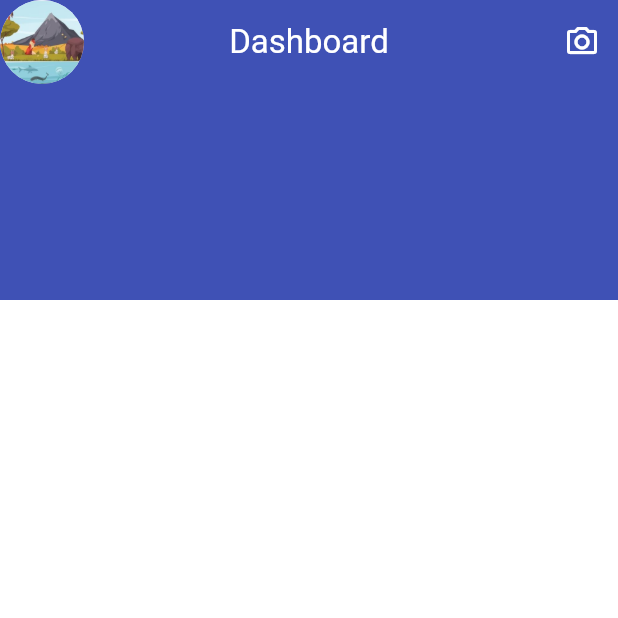
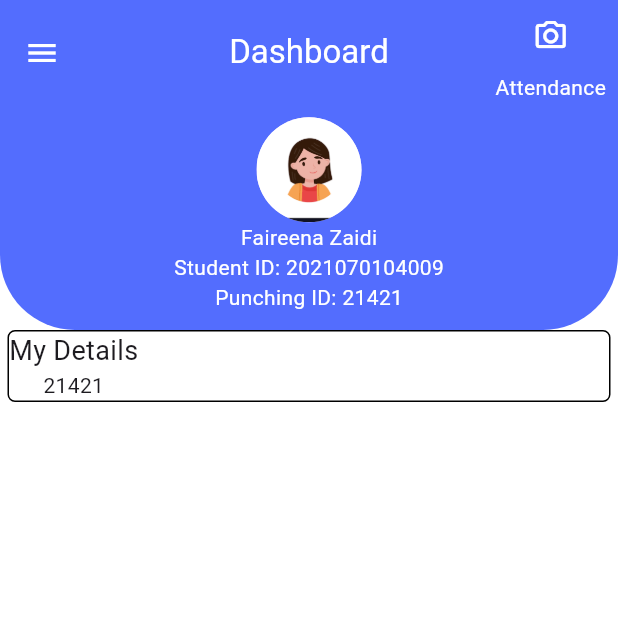
Before and after one commit to faireenazaidi/demo, a Flutter app: the screen it shows after launch, on a phone screen of 412 x 824 dp, the top half of it. Run offline on Flutter 3.47's test engine with Material 3 defaults, Android fonts, the phone set to English and light mode, and no system bars.

Commit message:
work on faheem system

```diff
--- /dev/null
+++ b/lib/homepage.dart
@@ -0,0 +1,239 @@
+import 'package:flutter/cupertino.dart';
+import 'package:flutter/material.dart';
+import 'package:flutter/widgets.dart';
+import 'package:untitled2/splashscreen.dart';
+
+class Homepage extends StatefulWidget {
+  const Homepage({super.key});
+
+  @override
+  State<Homepage> createState() => _HomepageState();
+}
+
+class _HomepageState extends State<Homepage> {
+  final GlobalKey<ScaffoldState> _key = GlobalKey();
+  @override
+  Widget build(BuildContext context) {
+    return Scaffold(
+      key: _key,
+      backgroundColor: Colors.white,
+      appBar: PreferredSize(
+        preferredSize: const Size.fromHeight(70.0),
+        child: AppBar(
+            toolbarHeight: 70,
+            backgroundColor: Colors.indigoAccent,
+            centerTitle: true,
+            actions: [
+              Padding(
+                padding: const EdgeInsets.only(right: 8.0),
+                child: Column(
+                  children: [
+                    IconButton(
+                      onPressed: () {},
+                      icon: const Icon(Icons.camera_alt_outlined,
+                          color: Colors.white),
+                    ),
+                    const Text(
+                      "Attendance",
+                      style: TextStyle(color: Colors.white),
+                    )
+                  ],
+                ),
+              ),
+            ],
+            title: const Text(
+              "Dashboard",
+              style: TextStyle(color: Colors.white),
+            ),
+            leading: InkWell(
+                onTap: () {
+                  _key.currentState!.openDrawer();
+                },
+                child: Icon(
+                  Icons.menu,
+                  color: Colors.white,
+                ))),
+      ),
+      drawer: Drawer(
+        child: Column(
+            // padding: EdgeInsets.zero,
+            crossAxisAlignment: CrossAxisAlignment.stretch,
+            children: <Widget>[
+              Material(
+                color: Colors.indigoAccent,
+                child: Padding(
+                  padding:
+                      const EdgeInsets.only(left: 8.0, top: 30, bottom: 10),
+                  child: Row(
+                    children: [
+                      CircleAvatar(
+                        radius: 45,
+                        backgroundImage: AssetImage('images/girl...png',),
+
+                      ),
+                      Column(
+                        children: [
+                          Padding(
+                            padding: const EdgeInsets.only(left: 18.0),
+                            child: Text(
+                              "Faireena Zaidi",
+                              style: TextStyle(
+                                  fontSize: 20, fontWeight: FontWeight.normal,color: Colors.white),
+                            ),
+                          ),
+                        ],
+                      ),
+                    ],
+                  ),
+                ),
+              ),
+              // const UserAccountsDrawerHeader(
+              //   decoration: BoxDecoration(color: Colors.indigo),
+              //   accountName: Text(
+              //     "Faireena zaidi",
+              //     textAlign: TextAlign.end,
+              //   ),
+              //   accountEmail: Text("faireena@gmail.com"),
+              //   currentAccountPicture: CircleAvatar(
+              //     backgroundColor: Colors.yellow,
+              //     foregroundColor: Colors.black,
+              //     child: Text(
+              //       "F",
+              //       style: TextStyle(fontSize: 40.0),
+              //     ),
+              //   ),
+              // ),
+              ExpansionTile(
+                leading: const Icon(Icons.edit_calendar),
+                title: const Text("Attendance"),
+                children: <Widget>[
+                  ListTile(
+                    leading: const Icon(Icons.edit_calendar),
+                    title: const Text("Subject Wise Attendance"),
+                    onTap: () {
+                      Navigator.pop(context);
+                    },
+                  ),
+                  ListTile(
+                    leading: const Icon(Icons.edit_calendar),
+                    title: const Text("Cumulative Attendance"),
+                    onTap: () {
+                      Navigator.pop(context);
+                    },
+                  ),
+                  ListTile(
+                    leading: const Icon(Icons.edit_calendar),
+                    title: const Text("Daily Attendace"),
+                    onTap: () {
+                      Navigator.pop(context);
+                    },
+                  ),
+                ],
+              ),
+              ListTile(
+                leading: const Icon(Icons.message_sharp),
+                title: const Text("Complaint Form"),
+                onTap: () {
+                  Navigator.of(context).push(
+                    MaterialPageRoute(
+                      builder: (context) => const SplashScreen(),
+                    ),
+                  );
+                },
+              ),
+              ListTile(
+                leading: const Icon(Icons.lock_outline),
+                title: const Text("Change Password"),
+                onTap: () {
+                  Navigator.pop(context);
+                },
+              ),
+              Padding(
+                padding: const EdgeInsets.only(right: 8.0),
+                child: Align(
+                  alignment: Alignment.centerRight,
+                  child: SizedBox(
+                    width: 100,
+                    child: ElevatedButton(
+                        style: ElevatedButton.styleFrom(
+                            backgroundColor: Colors.red,
+                            padding: EdgeInsets.symmetric(
+                                horizontal: 15, vertical: 10),
+                            textStyle: TextStyle(
+                                fontSize: 15, fontWeight: FontWeight.bold)),
+                        onPressed: () {},
+                        child: Text(
+                          "Logout",
+                          style: TextStyle(color: Colors.white),
+                        )),
+                  ),
+                ),
+              )
+            ]),
+      ),
+      body: Column(
+        children: [
+          Stack(
+            children: [
+              Container(
+                height: 150,
+                decoration: BoxDecoration(
+                  borderRadius: BorderRadius.only(bottomLeft:Radius.circular(50.0),bottomRight: Radius.circular(50.0)),
+                  color: Colors.indigoAccent,
+                ),
+                width: MediaQuery.of(context).size.width,
+
+              ),
+              Positioned(
+                bottom: 0.1,
+                right: 0.1,
+                left: 0.1,
+                top: 0.1,
+                child: Padding(
+                  padding: const EdgeInsets.only(top: 8.0),
+                  child: Column(
+                    children: [
+                      CircleAvatar(
+                        radius: 35,
+                        backgroundImage: AssetImage('images/girl...png',),
+
+                      ),
+                   Text("Faireena Zaidi",style: TextStyle(color: Colors.white),),
+                      Text("Student ID: 2021070104009",style: TextStyle(color: Colors.white),),
+                      Text("Punching ID: 21421",style: TextStyle(color: Colors.white),),
+                    ],
+                  ),
+
+
+                 )
+
+                  )
+
+
+            ],
+          ),
+Padding(
+  padding: const EdgeInsets.only(top:0.0,left:5.00,right:5.00),
+  child: Container(
+    decoration: BoxDecoration(
+      borderRadius: BorderRadius.circular(5.00),border: Border.all(color:Colors.black),
+
+    color: Colors.white,
+    ),
+    alignment: Alignment.topLeft,
+   child:   Column(
+     children: [
+       Text("My Details",style:TextStyle(fontSize:18)),
+       Text('21421'),
+     ],
+   ),
+
+
+  ),
+)
+        ],
+      ),
+
+    );
+  }
+}
--- a/lib/main.dart
+++ b/lib/main.dart
@@ -1,88 +1,20 @@
 import 'package:flutter/material.dart';
+import 'package:untitled2/homepage.dart';
+import 'package:untitled2/splashscreen.dart';
 
 
 void main() {
-  runApp(const MyApp());
+  runApp( MyApp());
 }
 
 class MyApp extends StatelessWidget {
-  const MyApp({super.key});
+   MyApp({super.key});
 
   // This widget is the root of your application.
   @override
   Widget build(BuildContext context) {
     return MaterialApp(
-      home: Scaffold(
-        backgroundColor: Colors.white,
-        appBar:
-        PreferredSize (
-          preferredSize: Size.fromHeight(200.0),
-
-    child:AppBar(
-          backgroundColor: Colors.indigo,
-          centerTitle: true,
-         actions: [
-           IconButton(
-             onPressed: (){},
-             icon: const Icon(Icons.camera_alt_outlined,color: Colors.white),
-
-        ),
-
-
-],   title: const Text("Dashboard",style:TextStyle(color: Colors.white),
-
-          ),
-      leading: const CircleAvatar(
-
-        backgroundImage: AssetImage('mypic/Picture1.jpg'),
-
-      ),
-
-      ),
-        ),
-        drawer: Drawer(
-
-          child:ListView(
-            padding: EdgeInsets.zero,
-            children:<Widget> [
-              UserAccountsDrawerHeader(accountName: Text("Faireena zaidi"), accountEmail: Text("faireena@gmail.com"),
-              currentAccountPicture: CircleAvatar(
-                backgroundColor: Colors.indigo,
-                child: Text(
-                  "F",style: TextStyle(fontSize: 40.0),
-
-                ),
-              ),
-              ),
-              ListTile(
-                leading:Icon(Icons.edit_calendar),title:Text("Attendance"),
-                onTap:()
-                  {
-                    Navigator.pop(context);
-                  },
-              ),
-              ListTile(
-                leading:Icon(Icons.message_sharp),title:Text("Complaint Form"),
-                onTap:()
-                {
-                  Navigator.pop(context);
-                },
-              ),
-              ListTile(
-                leading:Icon(Icons.lock_outline),title:Text("Change Password"),
-                onTap:()
-                {
-                  Navigator.pop(context);
-                },
-              ),
-
-            ],
-
-
-            ),
-          ),
-
-          ),
+     home: Homepage()
         );
 
   }
--- a/pubspec.yaml
+++ b/pubspec.yaml
@@ -60,6 +60,7 @@ flutter:
 
   # To add assets to your application, add an assets section, like this:
   assets:
+  - images/
   - images/moneydonated.jpg
   - mypic/Picture1.jpg
   # An image asset can refer to one or more resolution-specific "variants", see
```
Also changed, not shown: images/girl...png (added), pubspec.lock, 2 other files.
